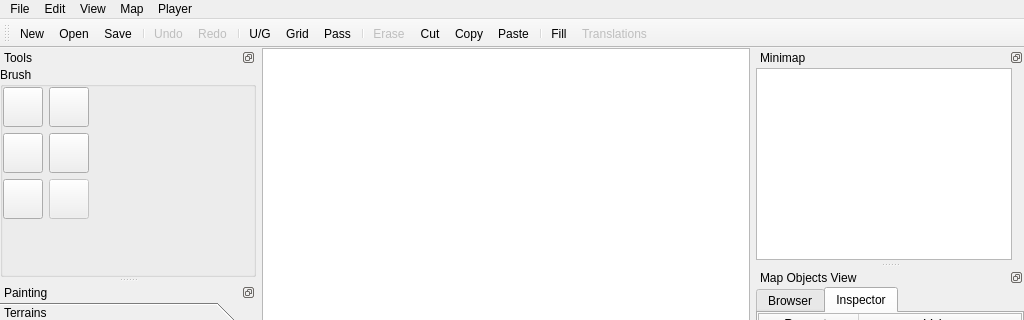
The window that mapeditor/mainwindow.ui (vcmi/vcmi) describes before a commit, drawn with Qt 5; both pictures show x 0 to 1024 and y 0 to 320 of the 1024 by 768 pixel window.
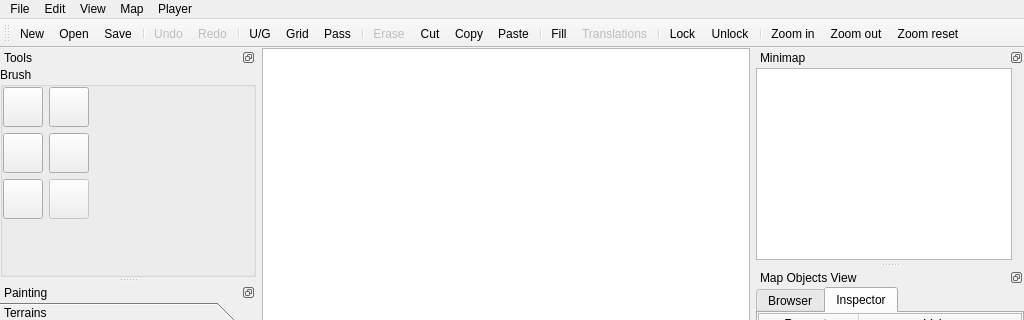
The same window after the commit. Icons and pictures are not drawn. Custom widgets are drawn as their Qt base class.

Commit message: Add object lock and zoom functinoality

What changed in the file:
```diff
--- a/mapeditor/mainwindow.ui
+++ b/mapeditor/mainwindow.ui
@@ -143,6 +143,13 @@
    <addaction name="separator"/>
    <addaction name="actionFill"/>
    <addaction name="actionTranslations"/>
+   <addaction name="separator"/>
+   <addaction name="actionLock"/>
+   <addaction name="actionUnlock"/>
+   <addaction name="separator"/>
+   <addaction name="actionZoom_in"/>
+   <addaction name="actionZoom_out"/>
+   <addaction name="actionZoom_reset"/>
   </widget>
   <widget class="QDockWidget" name="dockWidget_2">
    <property name="sizePolicy">
@@ -1332,6 +1339,57 @@
     <string>h3m converter</string>
    </property>
   </action>
+  <action name="actionLock">
+   <property name="icon">
+    <iconset>
+     <normaloff>icons:lock-closed.png</normaloff>icons:lock-closed.png</iconset>
+   </property>
+   <property name="text">
+    <string>Lock</string>
+   </property>
+   <property name="toolTip">
+    <string>Lock objects on map to avoid unnecessary changes</string>
+   </property>
+  </action>
+  <action name="actionUnlock">
+   <property name="icon">
+    <iconset>
+     <normaloff>icons:lock-open.png</normaloff>icons:lock-open.png</iconset>
+   </property>
+   <property name="text">
+    <string>Unlock</string>
+   </property>
+   <property name="toolTip">
+    <string>Unlock all objects on the map</string>
+   </property>
+  </action>
+  <action name="actionZoom_in">
+   <property name="icon">
+    <iconset>
+     <normaloff>icons:zoom_plus.png</normaloff>icons:zoom_plus.png</iconset>
+   </property>
+   <property name="text">
+    <string>Zoom in</string>
+   </property>
+  </action>
+  <action name="actionZoom_out">
+   <property name="icon">
+    <iconset>
+     <normaloff>icons:zoom_minus.png</normaloff>icons:zoom_minus.png</iconset>
+   </property>
+   <property name="text">
+    <string>Zoom out</string>
+   </property>
+  </action>
+  <action name="actionZoom_reset">
+   <property name="icon">
+    <iconset>
+     <normaloff>icons:zoom_zero.png</normaloff>icons:zoom_zero.png</iconset>
+   </property>
+   <property name="text">
+    <string>Zoom reset</string>
+   </property>
+  </action>
  </widget>
  <customwidgets>
   <customwidget>
```
Left out of the diff: 18 changed lines with no effect on the pictures. The commit also changes 11 other files.
